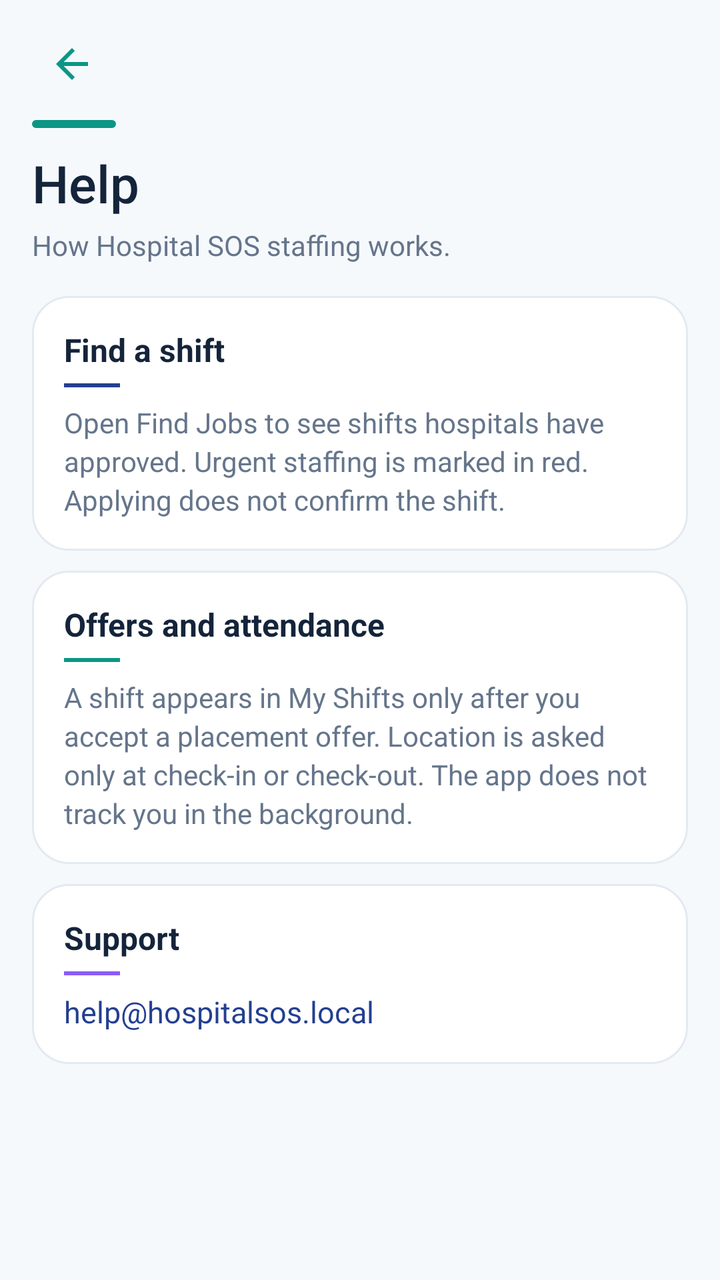
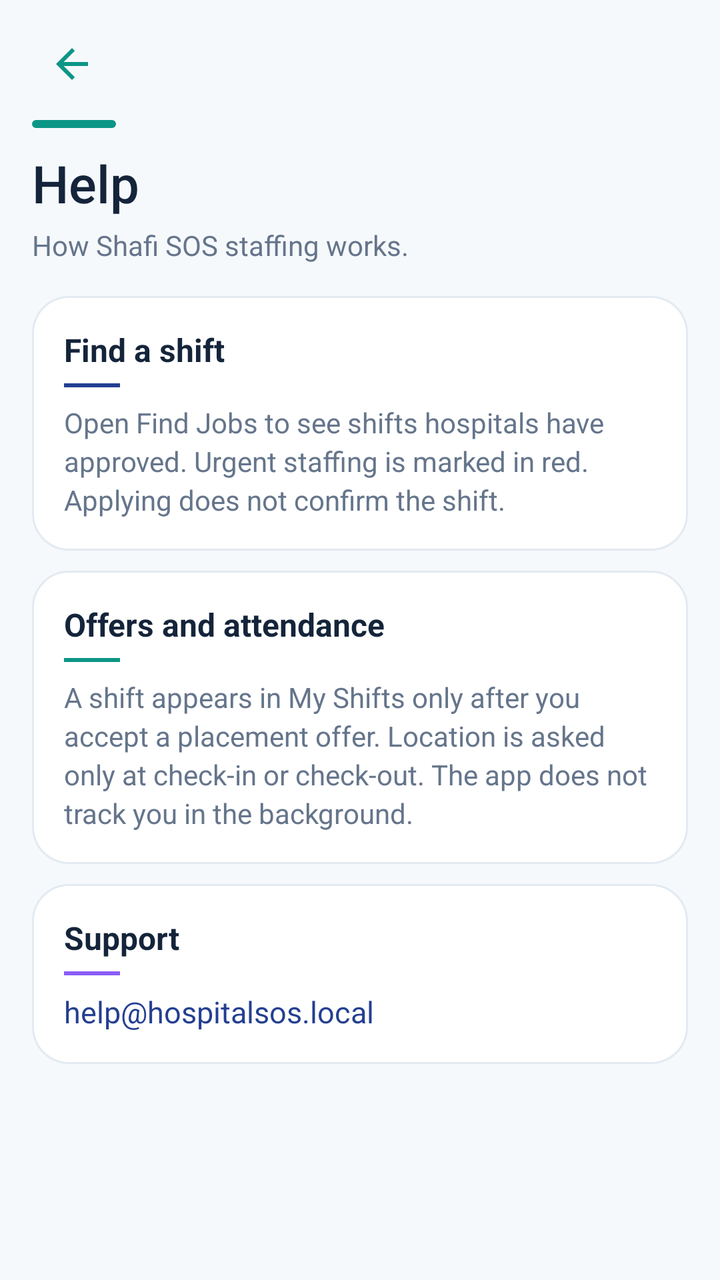

An Android layout rendered at two revisions. The XML below is the earlier revision; the diff shows what the commit changed to produce the second picture.
<!-- AndroidManifest.xml: activity theme Theme.App.Starting -->
<!-- res/layout/activity_help.xml -->
<?xml version="1.0" encoding="utf-8"?>
<ScrollView xmlns:android="http://schemas.android.com/apk/res/android"
    xmlns:tools="http://schemas.android.com/tools"
    android:id="@+id/main"
    android:layout_width="match_parent"
    android:layout_height="match_parent"
    android:background="@color/page"
    android:fillViewport="true"
    tools:context=".HelpActivity">

    <LinearLayout
        android:layout_width="match_parent"
        android:layout_height="wrap_content"
        android:orientation="vertical"
        android:paddingStart="16dp"
        android:paddingTop="12dp"
        android:paddingEnd="16dp"
        android:paddingBottom="24dp">

        <ImageView
            android:id="@+id/btn_back"
            android:layout_width="40dp"
            android:layout_height="40dp"
            android:background="?attr/selectableItemBackgroundBorderless"
            android:contentDescription="Back"
            android:padding="8dp"
            android:src="@drawable/ic_back" />

        <View
            android:layout_width="42dp"
            android:layout_height="4dp"
            android:layout_marginTop="8dp"
            android:background="@drawable/bg_accent_bar" />

        <TextView
            android:layout_width="match_parent"
            android:layout_height="wrap_content"
            android:layout_marginTop="10dp"
            android:fontFamily="sans-serif-medium"
            android:text="Help"
            android:textColor="@color/text_primary"
            android:textSize="26sp" />

        <TextView
            android:layout_width="match_parent"
            android:layout_height="wrap_content"
            android:layout_marginTop="4dp"
            android:text="How Hospital SOS staffing works."
            android:textColor="@color/text_secondary"
            android:textSize="14sp" />

        <LinearLayout
            android:layout_width="match_parent"
            android:layout_height="wrap_content"
            android:layout_marginTop="16dp"
            android:background="@drawable/bg_card"
            android:orientation="vertical"
            android:padding="16dp">

            <TextView
                android:layout_width="match_parent"
                android:layout_height="wrap_content"
                android:text="Find a shift"
                android:textColor="@color/text_primary"
                android:textSize="16sp"
                android:textStyle="bold" />

            <View
                android:layout_width="28dp"
                android:layout_height="2dp"
                android:layout_marginTop="6dp"
                android:background="@color/navy_action" />

            <TextView
                android:layout_width="match_parent"
                android:layout_height="wrap_content"
                android:layout_marginTop="8dp"
                android:lineSpacingExtra="3dp"
                android:text="Open Find Jobs to see shifts hospitals have approved. Urgent staffing is marked in red. Applying does not confirm the shift."
                android:textColor="@color/text_secondary"
                android:textSize="14sp" />
        </LinearLayout>

        <LinearLayout
            android:layout_width="match_parent"
            android:layout_height="wrap_content"
            android:layout_marginTop="10dp"
            android:background="@drawable/bg_card"
            android:orientation="vertical"
            android:padding="16dp">

            <TextView
                android:layout_width="match_parent"
                android:layout_height="wrap_content"
                android:text="Offers and attendance"
                android:textColor="@color/text_primary"
                android:textSize="16sp"
                android:textStyle="bold" />

            <View
                android:layout_width="28dp"
                android:layout_height="2dp"
                android:layout_marginTop="6dp"
                android:background="@color/emerald" />

            <TextView
                android:layout_width="match_parent"
                android:layout_height="wrap_content"
                android:layout_marginTop="8dp"
                android:lineSpacingExtra="3dp"
                android:text="A shift appears in My Shifts only after you accept a placement offer. Location is asked only at check-in or check-out. The app does not track you in the background."
                android:textColor="@color/text_secondary"
                android:textSize="14sp" />
        </LinearLayout>

        <LinearLayout
            android:layout_width="match_parent"
            android:layout_height="wrap_content"
            android:layout_marginTop="10dp"
            android:background="@drawable/bg_card"
            android:orientation="vertical"
            android:padding="16dp">

            <TextView
                android:layout_width="match_parent"
                android:layout_height="wrap_content"
                android:text="Support"
                android:textColor="@color/text_primary"
                android:textSize="16sp"
                android:textStyle="bold" />

            <View
                android:layout_width="28dp"
                android:layout_height="2dp"
                android:layout_marginTop="6dp"
                android:background="@color/purple" />

            <TextView
                android:layout_width="match_parent"
                android:layout_height="wrap_content"
                android:layout_marginTop="8dp"
                android:text="help@hospitalsos.local"
                android:textColor="@color/navy_action"
                android:textSize="15sp" />
        </LinearLayout>
    </LinearLayout>
</ScrollView>
<!-- resources referenced by this layout -->
<resources>
  <color name="emerald">#0B9685</color>
  <color name="navy_action">#243F91</color>
  <color name="page">#F6F9FC</color>
  <color name="purple">#8B5CF6</color>
  <color name="text_primary">#14243A</color>
  <color name="text_secondary">#65758B</color>
  <!-- drawable bg_accent_bar (drawable) -->
  <?xml version="1.0" encoding="utf-8"?>
  <shape xmlns:android="http://schemas.android.com/apk/res/android" android:shape="rectangle">
      <solid android:color="@color/emerald" />
      <corners android:radius="4dp" />
  </shape>
  <!-- drawable bg_card (drawable) -->
  <?xml version="1.0" encoding="utf-8"?>
  <shape xmlns:android="http://schemas.android.com/apk/res/android" android:shape="rectangle">
      <solid android:color="@color/white" />
      <stroke android:width="1dp" android:color="@color/line" />
      <corners android:radius="18dp" />
  </shape>
  <!-- drawable ic_back (drawable) -->
  <?xml version="1.0" encoding="utf-8"?>
  <vector xmlns:android="http://schemas.android.com/apk/res/android"
      android:width="24dp"
      android:height="24dp"
      android:viewportWidth="24"
      android:viewportHeight="24">
      <path
          android:fillColor="@color/theme"
          android:pathData="M20,11H7.83l5.59,-5.59L12,4l-8,8 8,8 1.41,-1.41L7.83,13H20v-2z" />
  </vector>
  <style name="Theme.App.Starting" parent="Theme.MaterialComponents.Light.NoActionBar">
          <item name="colorPrimary">@color/theme</item>
          <item name="colorPrimaryVariant">@color/theme</item>
          <item name="colorOnPrimary">@color/white</item>
          <item name="android:statusBarColor">@color/theme</item>
          <item name="android:navigationBarColor">@color/theme</item>
          <item name="android:windowLightNavigationBar">false</item>
          <item name="android:windowBackground">@color/page</item>
          <item name="android:windowNoTitle">true</item>
          <item name="android:windowIsTranslucent">false</item>
          <item name="android:windowLightStatusBar">false</item>
      </style>
  <color name="white">#FFFFFFFF</color>
  <color name="line">#E3EAF1</color>
  <color name="theme">#0B9685</color>
</resources>

<!-- the commit's change to res/layout/activity_help.xml (unified diff, before → after) -->
@@ -45,7 +45,7 @@
             android:layout_width="match_parent"
             android:layout_height="wrap_content"
             android:layout_marginTop="4dp"
-            android:text="How Hospital SOS staffing works."
+            android:text="How Shafi SOS staffing works."
             android:textColor="@color/text_secondary"
             android:textSize="14sp" />
 
